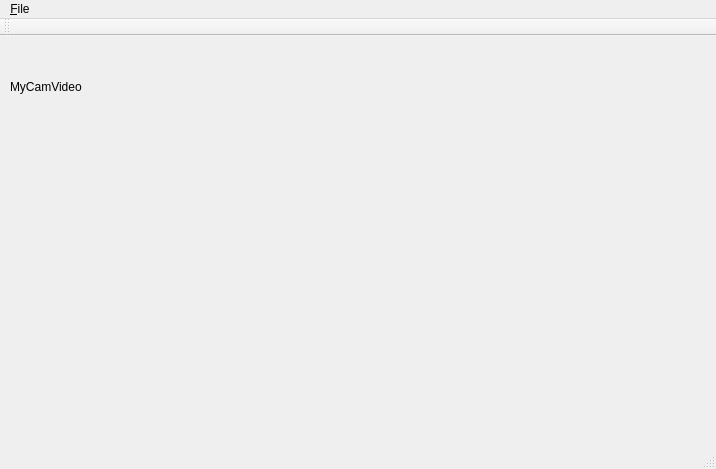
First picture: the form in HungarianRoadRage/mainwindow.ui, repository tkertesz/hrrqt, before the edit.
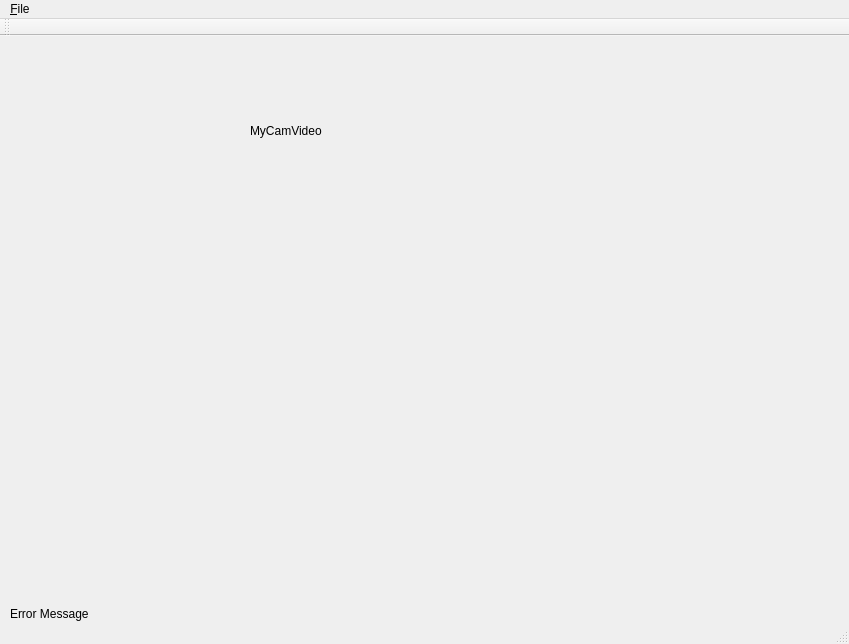
Second picture: the form after the edit. Custom widgets are drawn as their Qt base class.

Commit message: Added video capturing and displaying

Diff of the .ui file:
```diff
--- a/HungarianRoadRage/mainwindow.ui
+++ b/HungarianRoadRage/mainwindow.ui
@@ -6,8 +6,8 @@
    <rect>
     <x>0</x>
     <y>0</y>
-    <width>716</width>
-    <height>469</height>
+    <width>849</width>
+    <height>644</height>
    </rect>
   </property>
   <property name="windowTitle">
@@ -17,12 +17,27 @@
    <widget class="QLabel" name="MyVideoLabel">
     <property name="geometry">
      <rect>
-      <x>10</x>
-      <y>10</y>
-      <width>81</width>
-      <height>81</height>
+      <x>250</x>
+      <y>20</y>
+      <width>240</width>
+      <height>150</height>
      </rect>
     </property>
+    <property name="minimumSize">
+     <size>
+      <width>240</width>
+      <height>150</height>
+     </size>
+    </property>
+    <property name="maximumSize">
+     <size>
+      <width>240</width>
+      <height>150</height>
+     </size>
+    </property>
+    <property name="autoFillBackground">
+     <bool>true</bool>
+    </property>
     <property name="text">
      <string>MyCamVideo</string>
     </property>
@@ -30,11 +45,27 @@
    <widget class="RaceRoadWidget" name="RaceField" native="true">
     <property name="geometry">
      <rect>
-      <x>160</x>
-      <y>30</y>
-      <width>381</width>
-      <height>311</height>
+      <x>130</x>
+      <y>220</y>
+      <width>491</width>
+      <height>341</height>
      </rect>
+    </property>
+    <property name="autoFillBackground">
+     <bool>true</bool>
+    </property>
+   </widget>
+   <widget class="QLabel" name="ErrorLabel">
+    <property name="geometry">
+     <rect>
+      <x>10</x>
+      <y>570</y>
+      <width>671</width>
+      <height>16</height>
+     </rect>
+    </property>
+    <property name="text">
+     <string>Error Message</string>
     </property>
    </widget>
   </widget>
@@ -52,8 +83,8 @@
     <rect>
      <x>0</x>
      <y>0</y>
-     <width>716</width>
-     <height>26</height>
+     <width>849</width>
+     <height>22</height>
     </rect>
    </property>
    <property name="nativeMenuBar">
```
The commit also changes 2 other files.
